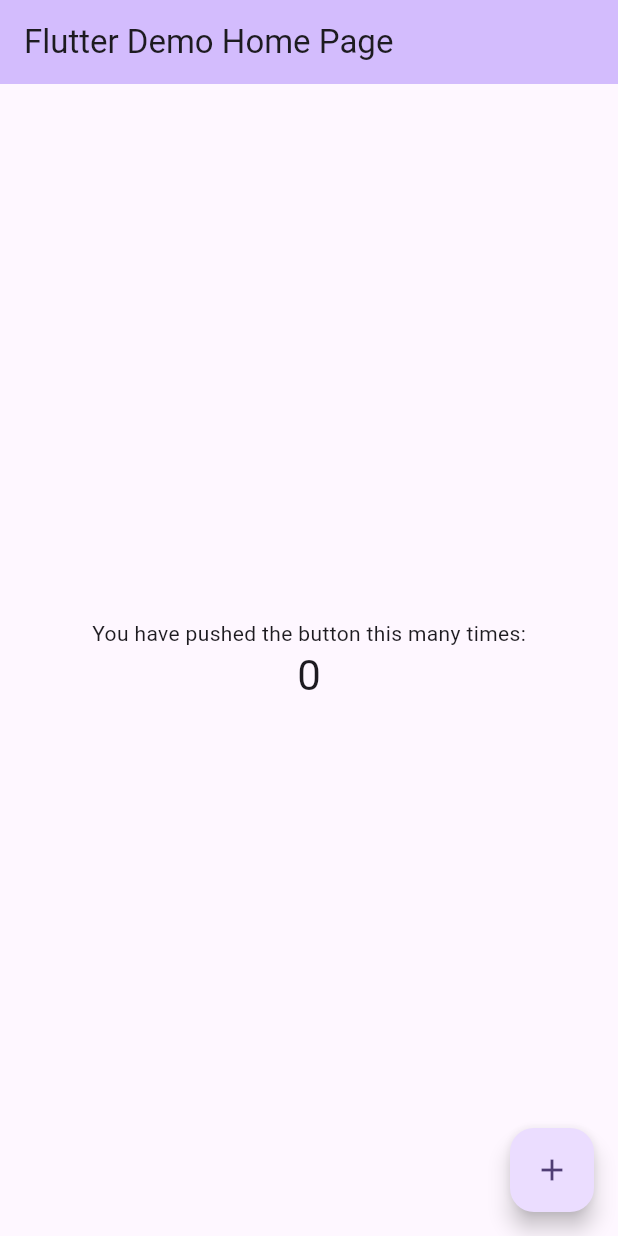
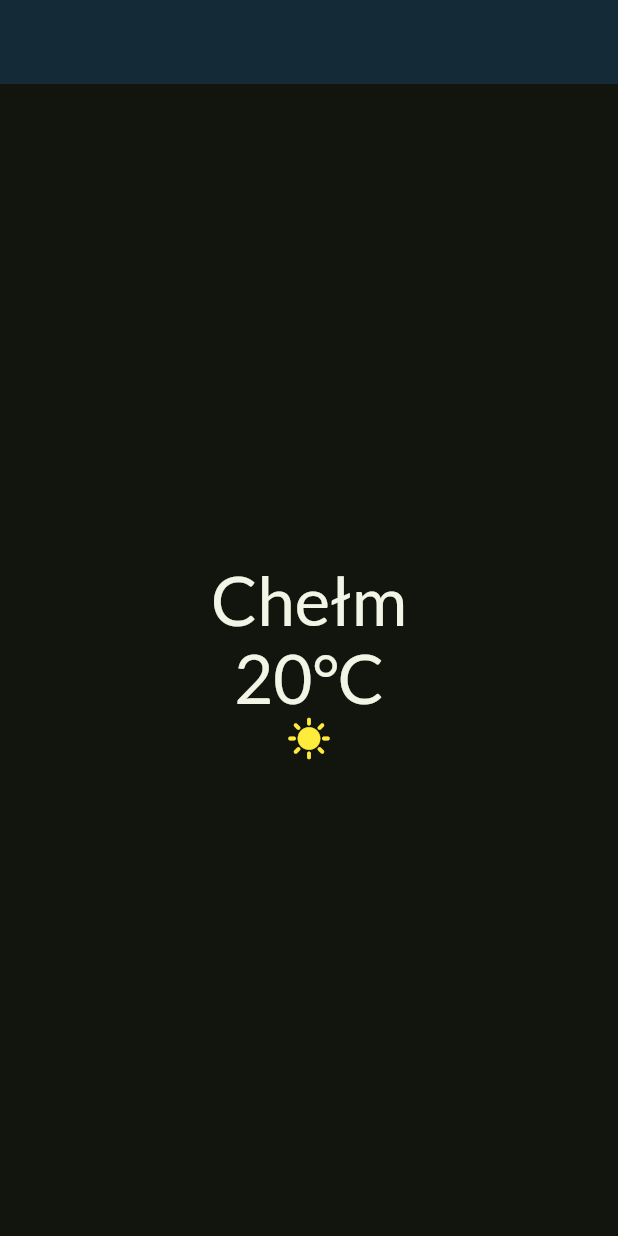
Before and after one commit to M1chalS/weather-app, a Flutter app: the screen it shows after launch, on a phone screen of 412 x 824 dp. Run offline on Flutter 3.47's test engine with Material 3 defaults, Android fonts, the phone set to English and light mode, and no system bars; our stand-ins replace google_fonts.

Commit message:
Create custom theme, changed home page

```diff
--- a/lib/main.dart
+++ b/lib/main.dart
@@ -1,4 +1,6 @@
 import 'package:flutter/material.dart';
+import 'package:weather_app/screens/home_page.dart';
+import 'package:weather_app/themes/main_theme.dart';
 
 void main() {
   runApp(const MyApp());
@@ -7,119 +9,13 @@ void main() {
 class MyApp extends StatelessWidget {
   const MyApp({super.key});
 
-  // This widget is the root of your application.
   @override
   Widget build(BuildContext context) {
     return MaterialApp(
-      title: 'Flutter Demo',
-      theme: ThemeData(
-        // This is the theme of your application.
-        //
-        // TRY THIS: Try running your application with "flutter run". You'll see
-        // the application has a purple toolbar. Then, without quitting the app,
-        // try changing the seedColor in the colorScheme below to Colors.green
-        // and then invoke "hot reload" (save your changes or press the "hot
-        // reload" button in a Flutter-supported IDE, or press "r" if you used
-        // the command line to start the app).
-        //
-        // Notice that the counter didn't reset back to zero; the application
-        // state is not lost during the reload. To reset the state, use hot
-        // restart instead.
-        //
-        // This works for code too, not just values: Most code changes can be
-        // tested with just a hot reload.
-        colorScheme: ColorScheme.fromSeed(seedColor: Colors.deepPurple),
-        useMaterial3: true,
-      ),
-      home: const MyHomePage(title: 'Flutter Demo Home Page'),
+      debugShowCheckedModeBanner: false,
+      title: 'Weather app',
+      theme: MainTheme,
+      home: const MyHomePage(),
     );
   }
 }
-
-class MyHomePage extends StatefulWidget {
-  const MyHomePage({super.key, required this.title});
-
-  // This widget is the home page of your application. It is stateful, meaning
-  // that it has a State object (defined below) that contains fields that affect
-  // how it looks.
-
-  // This class is the configuration for the state. It holds the values (in this
-  // case the title) provided by the parent (in this case the App widget) and
-  // used by the build method of the State. Fields in a Widget subclass are
-  // always marked "final".
-
-  final String title;
-
-  @override
-  State<MyHomePage> createState() => _MyHomePageState();
-}
-
-class _MyHomePageState extends State<MyHomePage> {
-  int _counter = 0;
-
-  void _incrementCounter() {
-    setState(() {
-      // This call to setState tells the Flutter framework that something has
-      // changed in this State, which causes it to rerun the build method below
-      // so that the display can reflect the updated values. If we changed
-      // _counter without calling setState(), then the build method would not be
-      // called again, and so nothing would appear to happen.
-      _counter++;
-    });
-  }
-
-  @override
-  Widget build(BuildContext context) {
-    // This method is rerun every time setState is called, for instance as done
-    // by the _incrementCounter method above.
-    //
-    // The Flutter framework has been optimized to make rerunning build methods
-    // fast, so that you can just rebuild anything that needs updating rather
-    // than having to individually change instances of widgets.
-    return Scaffold(
-      appBar: AppBar(
-        // TRY THIS: Try changing the color here to a specific color (to
-        // Colors.amber, perhaps?) and trigger a hot reload to see the AppBar
-        // change color while the other colors stay the same.
-        backgroundColor: Theme.of(context).colorScheme.inversePrimary,
-        // Here we take the value from the MyHomePage object that was created by
-        // the App.build method, and use it to set our appbar title.
-        title: Text(widget.title),
-      ),
-      body: Center(
-        // Center is a layout widget. It takes a single child and positions it
-        // in the middle of the parent.
-        child: Column(
-          // Column is also a layout widget. It takes a list of children and
-          // arranges them vertically. By default, it sizes itself to fit its
-          // children horizontally, and tries to be as tall as its parent.
-          //
-          // Column has various properties to control how it sizes itself and
-          // how it positions its children. Here we use mainAxisAlignment to
-          // center the children vertically; the main axis here is the vertical
-          // axis because Columns are vertical (the cross axis would be
-          // horizontal).
-          //
-          // TRY THIS: Invoke "debug painting" (choose the "Toggle Debug Paint"
-          // action in the IDE, or press "p" in the console), to see the
-          // wireframe for each widget.
-          mainAxisAlignment: MainAxisAlignment.center,
-          children: <Widget>[
-            const Text(
-              'You have pushed the button this many times:',
-            ),
-            Text(
-              '$_counter',
-              style: Theme.of(context).textTheme.headlineMedium,
-            ),
-          ],
-        ),
-      ),
-      floatingActionButton: FloatingActionButton(
-        onPressed: _incrementCounter,
-        tooltip: 'Increment',
-        child: const Icon(Icons.add),
-      ), // This trailing comma makes auto-formatting nicer for build methods.
-    );
-  }
-}
--- /dev/null
+++ b/lib/screens/home_page.dart
@@ -0,0 +1,42 @@
+import 'package:flutter/material.dart';
+
+const sunIcon = Icon(
+  Icons.sunny,
+  color: Colors.yellow,
+  size: 30.0,
+);
+
+const cloudIcon = Icon(
+  Icons.cloud,
+  color: Colors.grey,
+  size: 30.0,
+);
+
+class MyHomePage extends StatelessWidget {
+  const MyHomePage({super.key});
+
+  @override
+  Widget build(BuildContext context) {
+    return Scaffold(
+      appBar: AppBar(
+        backgroundColor: Theme.of(context).colorScheme.background,
+      ),
+      body: Center(
+        child: Column(
+          mainAxisAlignment: MainAxisAlignment.center,
+          children: <Widget>[
+            Text(
+              'Chełm',
+              style: Theme.of(context).textTheme.displayMedium,
+            ),
+            Text(
+              '20°C',
+              style: Theme.of(context).textTheme.displayMedium,
+            ),
+            sunIcon,
+          ],
+        ),
+      ),
+    );
+  }
+}
--- /dev/null
+++ b/lib/themes/main_theme.dart
@@ -0,0 +1,18 @@
+import 'package:flutter/material.dart';
+import 'package:google_fonts/google_fonts.dart';
+
+final MainTheme = ThemeData(
+  useMaterial3: true,
+  colorScheme: ColorScheme.fromSeed(
+      seedColor: const Color.fromARGB(255, 242, 245, 229),
+      background: const Color.fromARGB(255, 20, 43, 55),
+      secondary: const Color.fromARGB(255, 49, 95, 111),
+      tertiary: const Color.fromARGB(255, 244, 205, 122),
+      outline: const Color.fromARGB(255, 17, 45, 65),
+      brightness: Brightness.dark),
+    textTheme: GoogleFonts.latoTextTheme().apply(
+      bodyColor: const Color.fromARGB(255, 242, 245, 229),
+      displayColor: const Color.fromARGB(255, 242, 245, 229),
+    ),
+  primaryColor: const Color.fromARGB(255, 49, 45, 65),
+);
--- a/pubspec.yaml
+++ b/pubspec.yaml
@@ -35,6 +35,7 @@ dependencies:
   # The following adds the Cupertino Icons font to your application.
   # Use with the CupertinoIcons class for iOS style icons.
   cupertino_icons: ^1.0.6
+  google_fonts: any
 
 dev_dependencies:
   flutter_test:
```
Also changed, not shown: pubspec.lock.
